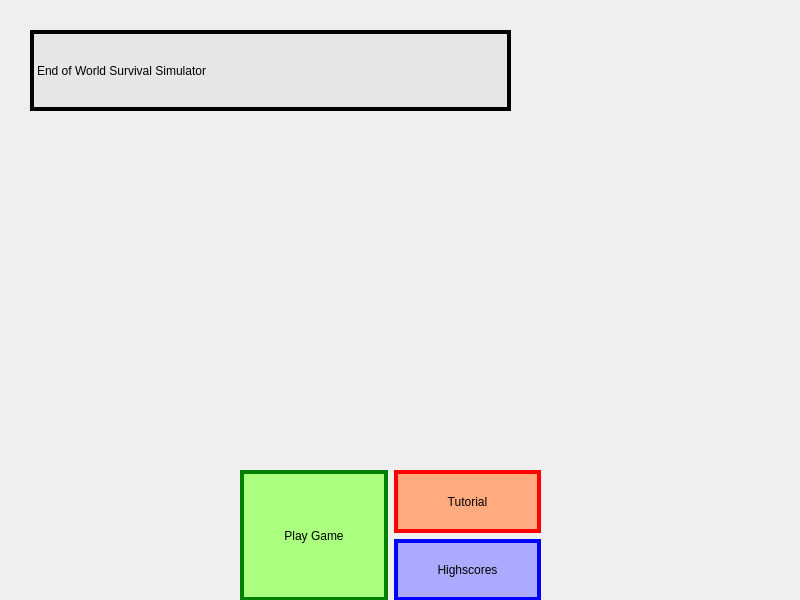
Above: code/mainwindow.ui from popInNotOut/nightmare-survival-simulator before the change. Below: the same form after it.
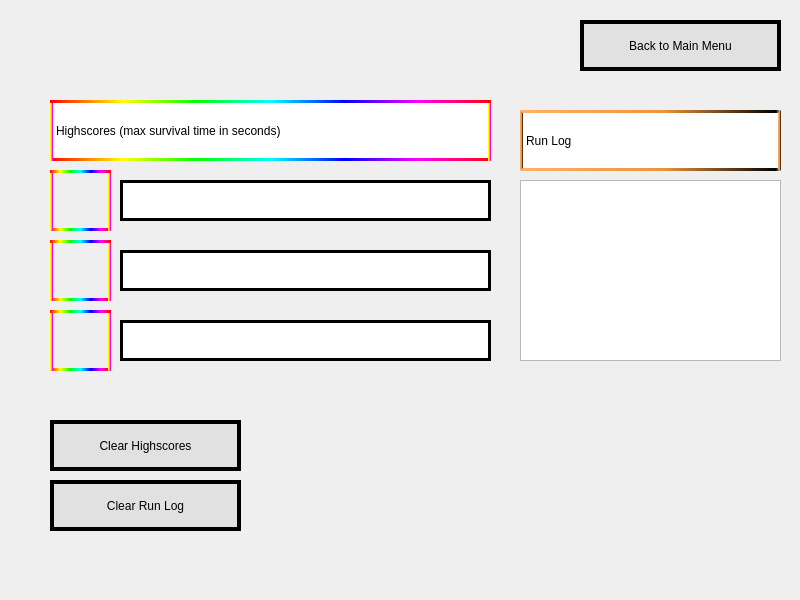
That is the form after the change. Icons and pictures are not drawn.

Commit message: Implemented highscores page

The edit to the form file:
```diff
--- a/code/mainwindow.ui
+++ b/code/mainwindow.ui
@@ -27,7 +27,7 @@
      <string notr="true"/>
     </property>
     <property name="currentIndex">
-     <number>0</number>
+     <number>2</number>
     </property>
     <widget class="QWidget" name="mainMenuPage">
      <property name="autoFillBackground">
@@ -172,7 +172,306 @@
      </widget>
     </widget>
     <widget class="QWidget" name="tutorialPage"/>
-    <widget class="QWidget" name="analyticsPage"/>
+    <widget class="QWidget" name="highscoresPage">
+     <property name="styleSheet">
+      <string notr="true">QWidget#highscoresPage{
+	background-image: url(:/img/img/highscoresBackground.jpg);
+}</string>
+     </property>
+     <widget class="QLabel" name="highscorePageFloodLabel">
+      <property name="geometry">
+       <rect>
+        <x>50</x>
+        <y>170</y>
+        <width>61</width>
+        <height>61</height>
+       </rect>
+      </property>
+      <property name="styleSheet">
+       <string notr="true">QLabel#highscorePageFloodLabel{
+	border-width: 3px;
+	border-style: solid;
+	border-color: qlineargradient(spread:pad, x1:0, y1:0, x2:1, y2:0, stop:0 rgba(255, 0, 0, 255), stop:0.166 rgba(255, 255, 0, 255), stop:0.333 rgba(0, 255, 0, 255), stop:0.5 rgba(0, 255, 255, 255), stop:0.666 rgba(0, 0, 255, 255), stop:0.833 rgba(255, 0, 255, 255), stop:1 rgba(255, 0, 0, 255));
+}</string>
+      </property>
+      <property name="text">
+       <string/>
+      </property>
+      <property name="pixmap">
+       <pixmap resource="resource.qrc">:/img/img/flood.jpg</pixmap>
+      </property>
+      <property name="scaledContents">
+       <bool>true</bool>
+      </property>
+     </widget>
+     <widget class="QLabel" name="highscorePageWildfireLabel">
+      <property name="geometry">
+       <rect>
+        <x>50</x>
+        <y>240</y>
+        <width>61</width>
+        <height>61</height>
+       </rect>
+      </property>
+      <property name="styleSheet">
+       <string notr="true">QLabel#highscorePageWildfireLabel{
+	border-width: 3px;
+	border-style: solid;
+	border-color: qlineargradient(spread:pad, x1:0, y1:0, x2:1, y2:0, stop:0 rgba(255, 0, 0, 255), stop:0.166 rgba(255, 255, 0, 255), stop:0.333 rgba(0, 255, 0, 255), stop:0.5 rgba(0, 255, 255, 255), stop:0.666 rgba(0, 0, 255, 255), stop:0.833 rgba(255, 0, 255, 255), stop:1 rgba(255, 0, 0, 255));
+}</string>
+      </property>
+      <property name="text">
+       <string/>
+      </property>
+      <property name="pixmap">
+       <pixmap resource="resource.qrc">:/img/img/wildfire.jpg</pixmap>
+      </property>
+      <property name="scaledContents">
+       <bool>true</bool>
+      </property>
+     </widget>
+     <widget class="QLabel" name="highscorePageTornadoLabel">
+      <property name="geometry">
+       <rect>
+        <x>50</x>
+        <y>310</y>
+        <width>61</width>
+        <height>61</height>
+       </rect>
+      </property>
+      <property name="styleSheet">
+       <string notr="true">QLabel#highscorePageTornadoLabel{
+	border-width: 3px;
+	border-style: solid;
+	border-color: qlineargradient(spread:pad, x1:0, y1:0, x2:1, y2:0, stop:0 rgba(255, 0, 0, 255), stop:0.166 rgba(255, 255, 0, 255), stop:0.333 rgba(0, 255, 0, 255), stop:0.5 rgba(0, 255, 255, 255), stop:0.666 rgba(0, 0, 255, 255), stop:0.833 rgba(255, 0, 255, 255), stop:1 rgba(255, 0, 0, 255));
+}</string>
+      </property>
+      <property name="text">
+       <string/>
+      </property>
+      <property name="pixmap">
+       <pixmap resource="resource.qrc">:/img/img/tornado.jpg</pixmap>
+      </property>
+      <property name="scaledContents">
+       <bool>true</bool>
+      </property>
+     </widget>
+     <widget class="QPushButton" name="highscorePageBackToMainMenuButton">
+      <property name="geometry">
+       <rect>
+        <x>580</x>
+        <y>20</y>
+        <width>201</width>
+        <height>51</height>
+       </rect>
+      </property>
+      <property name="styleSheet">
+       <string notr="true">QWidget#highscorePageBackToMainMenuButton{
+	border-width: 4px;
+	border-style: solid;
+	border-color: black;
+	background-color: rgb(225, 225, 225);
+	font: 11pt &quot;Algerian&quot;;
+}
+
+QWidget#highscorePageBackToMainMenuButton::pressed{
+	border-width: 4px;
+	border-style: solid;
+	border-color: black;
+	background-color: rgb(182, 182, 182);
+	font: 11pt &quot;Algerian&quot;;
+}</string>
+      </property>
+      <property name="text">
+       <string>Back to Main Menu</string>
+      </property>
+     </widget>
+     <widget class="QLabel" name="highscoresLabel">
+      <property name="geometry">
+       <rect>
+        <x>50</x>
+        <y>100</y>
+        <width>441</width>
+        <height>61</height>
+       </rect>
+      </property>
+      <property name="styleSheet">
+       <string notr="true">QLabel#highscoresLabel{
+	border-width: 3px;
+	border-style: solid;
+	border-color: qlineargradient(spread:pad, x1:0, y1:0, x2:1, y2:0, stop:0 rgba(255, 0, 0, 255), stop:0.166 rgba(255, 255, 0, 255), stop:0.333 rgba(0, 255, 0, 255), stop:0.5 rgba(0, 255, 255, 255), stop:0.666 rgba(0, 0, 255, 255), stop:0.833 rgba(255, 0, 255, 255), stop:1 rgba(255, 0, 0, 255));
+	background-color: white;
+	font: 9pt &quot;8514oem&quot;;
+	qproperty-alignment: AlignCenter;
+}</string>
+      </property>
+      <property name="text">
+       <string>Highscores (max survival time in seconds)</string>
+      </property>
+     </widget>
+     <widget class="QLabel" name="highscorePageFloodValueLabel">
+      <property name="geometry">
+       <rect>
+        <x>120</x>
+        <y>180</y>
+        <width>371</width>
+        <height>41</height>
+       </rect>
+      </property>
+      <property name="styleSheet">
+       <string notr="true">QLabel#highscorePageFloodValueLabel{
+	border-width: 3px;
+	border-style: solid;
+	border-color: rgb(0, 0, 0);
+	background-color: white;
+	font: 9pt &quot;8514oem&quot;;
+	qproperty-alignment: AlignCenter;
+}</string>
+      </property>
+      <property name="text">
+       <string/>
+      </property>
+     </widget>
+     <widget class="QLabel" name="highscorePageWildfireValueLabel">
+      <property name="geometry">
+       <rect>
+        <x>120</x>
+        <y>250</y>
+        <width>371</width>
+        <height>41</height>
+       </rect>
+      </property>
+      <property name="styleSheet">
+       <string notr="true">QLabel#highscorePageWildfireValueLabel{
+	border-width: 3px;
+	border-style: solid;
+	border-color: rgb(0, 0, 0);
+	background-color: white;
+	font: 9pt &quot;8514oem&quot;;
+	qproperty-alignment: AlignCenter;
+}</string>
+      </property>
+      <property name="text">
+       <string/>
+      </property>
+     </widget>
+     <widget class="QLabel" name="highscorePageTornadoValueLabel">
+      <property name="geometry">
+       <rect>
+        <x>120</x>
+        <y>320</y>
+        <width>371</width>
+        <height>41</height>
+       </rect>
+      </property>
+      <property name="styleSheet">
+       <string notr="true">QLabel#highscorePageTornadoValueLabel{
+	border-width: 3px;
+	border-style: solid;
+	border-color: rgb(0, 0, 0);
+	background-color: white;
+	font: 9pt &quot;8514oem&quot;;
+	qproperty-alignment: AlignCenter;
+}</string>
+      </property>
+      <property name="text">
+       <string/>
+      </property>
+     </widget>
+     <widget class="QPushButton" name="clearHighscoresButton">
+      <property name="geometry">
+       <rect>
+        <x>50</x>
+        <y>420</y>
+        <width>191</width>
+        <height>51</height>
+       </rect>
+      </property>
+      <property name="styleSheet">
+       <string notr="true">QWidget#clearHighscoresButton{
+	border-width: 4px;
+	border-style: solid;
+	border-color: black;
+	background-color: rgb(225, 225, 225);
+	font: 600 11pt &quot;Segoe UI Semibold&quot;;
+}
+
+QWidget#clearHighscoresButton::pressed{
+	border-width: 4px;
+	border-style: solid;
+	border-color: black;
+	background-color: rgb(182, 182, 182);
+	font: 600 11pt &quot;Segoe UI Semibold&quot;;
+}</string>
+      </property>
+      <property name="text">
+       <string>Clear Highscores</string>
+      </property>
+     </widget>
+     <widget class="QPushButton" name="clearRunLogButton">
+      <property name="geometry">
+       <rect>
+        <x>50</x>
+        <y>480</y>
+        <width>191</width>
+        <height>51</height>
+       </rect>
+      </property>
+      <property name="styleSheet">
+       <string notr="true">QWidget#clearRunLogButton{
+	border-width: 4px;
+	border-style: solid;
+	border-color: black;
+	background-color: rgb(225, 225, 225);
+	font: 600 11pt &quot;Segoe UI Semibold&quot;;
+}
+
+QWidget#clearRunLogButton::pressed{
+	border-width: 4px;
+	border-style: solid;
+	border-color: black;
+	background-color: rgb(182, 182, 182);
+	font: 600 11pt &quot;Segoe UI Semibold&quot;;
+}</string>
+      </property>
+      <property name="text">
+       <string>Clear Run Log</string>
+      </property>
+     </widget>
+     <widget class="QListWidget" name="runLogListWidget">
+      <property name="geometry">
+       <rect>
+        <x>520</x>
+        <y>180</y>
+        <width>261</width>
+        <height>181</height>
+       </rect>
+      </property>
+     </widget>
+     <widget class="QLabel" name="runLogLabel">
+      <property name="geometry">
+       <rect>
+        <x>520</x>
+        <y>110</y>
+        <width>261</width>
+        <height>61</height>
+       </rect>
+      </property>
+      <property name="styleSheet">
+       <string notr="true">QLabel#runLogLabel{
+	border-width: 3px;
+	border-style: solid;
+	border-color: qlineargradient(spread:pad, x1:0, y1:0, x2:1, y2:0, stop:0 rgba(255, 178, 102, 255), stop:0.55 rgba(235, 148, 61, 255), stop:0.98 rgba(0, 0, 0, 255), stop:1 rgba(0, 0, 0, 0));
+	background-color: white;
+	font: 9pt &quot;8514oem&quot;;
+	qproperty-alignment: AlignCenter;
+}</string>
+      </property>
+      <property name="text">
+       <string>Run Log</string>
+      </property>
+     </widget>
+    </widget>
    </widget>
   </widget>
  </widget>
```
Left out of the diff: 4 changed lines with no effect on the pictures. The commit also changes 575 other files.
